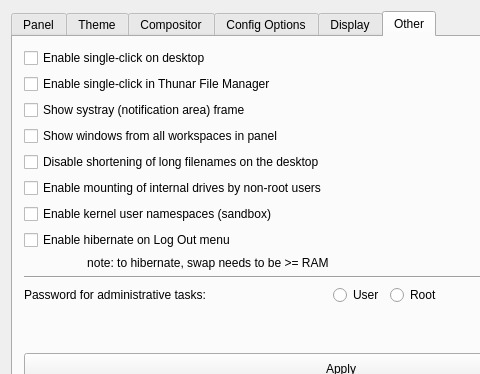
Old version of the form defaultlook.ui in the repository MX-Linux/mx-tweak; both pictures show x 0 to 480 and y 0 to 374 of the 682 by 562 pixel window.
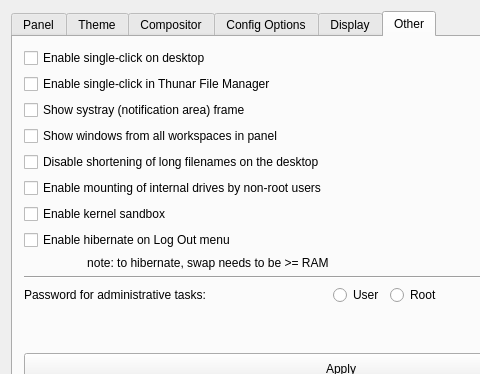
New version of the form. Icons and pictures are not drawn.

Commit message: change checkbox language

Diff of the .ui file:
```diff
--- a/defaultlook.ui
+++ b/defaultlook.ui
@@ -1245,7 +1245,7 @@
            <item row="7" column="0">
             <widget class="QCheckBox" name="checkBoxSandbox">
              <property name="text">
-              <string>Enable kernel user namespaces (sandbox)</string>
+              <string>Enable kernel sandbox</string>
              </property>
             </widget>
            </item>
```
